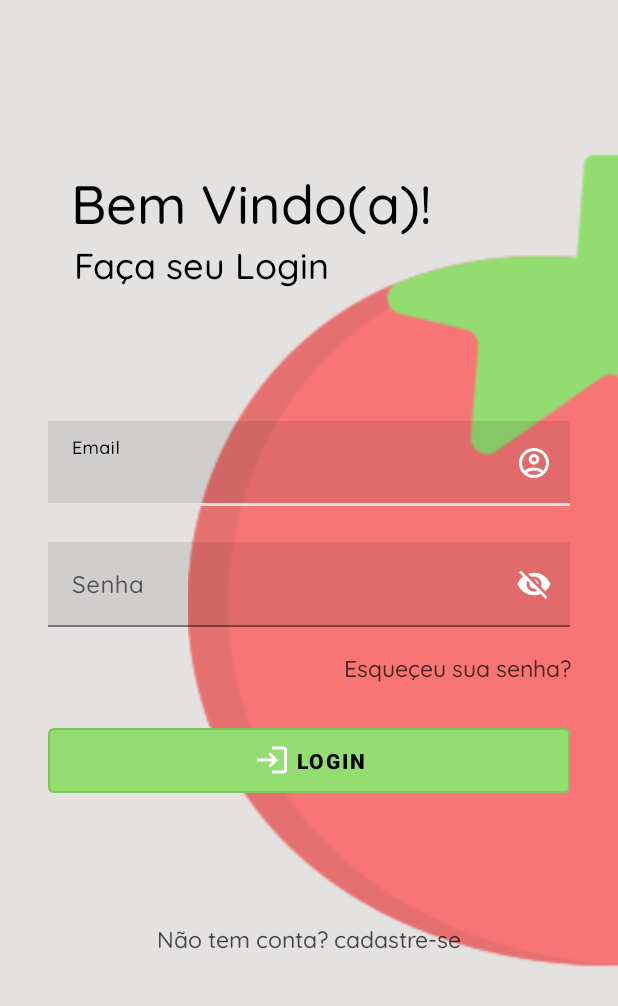
After one commit to alvess09/PomodoroApp, an Android app: the layout activity_login.xml on its own in the app's theme, with its tools: preview values and no code run, on a phone screen of 412 x 824 dp. The commit adds this screen. Shown: the top 1006 px of the screen. Run offline under Robolectric (Android 15) with nearby library versions, the phone set to English and light mode, and no system bars.

Commit message:
Add tela de login

```diff
--- a/app/build.gradle.kts
+++ b/app/build.gradle.kts
@@ -1,6 +1,7 @@
 plugins {
     id("com.android.application")
     id("org.jetbrains.kotlin.android")
+    id("com.google.gms.google-services")
 }
 
 android {
@@ -45,6 +46,9 @@ dependencies {
     //appBar Personalizada
     implementation ("nl.joery.animatedbottombar:library:1.1.0")
 
+    // Firebase Integração
+    implementation(platform("com.google.firebase:firebase-bom:32.7.0"))
+    implementation("com.google.firebase:firebase-analytics")
 
     implementation("androidx.core:core-ktx:1.9.0")
     implementation("androidx.appcompat:appcompat:1.6.1")
--- /dev/null
+++ b/app/src/main/java/alves/ariel/pomodoroapp/domain/Login.kt
@@ -0,0 +1,21 @@
+package alves.ariel.pomodoroapp.domain
+
+import androidx.appcompat.app.AppCompatActivity
+import android.os.Bundle
+import alves.ariel.pomodoroapp.R
+import alves.ariel.pomodoroapp.databinding.ActivityLoginBinding
+import android.widget.ImageView
+
+class Login : AppCompatActivity() {
+    private lateinit var binding: ActivityLoginBinding
+    override fun onCreate(savedInstanceState: Bundle?) {
+        super.onCreate(savedInstanceState)
+        val binding = ActivityLoginBinding.inflate(layoutInflater)
+        val view = binding.root.also {
+            setContentView(it)
+        }
+
+
+
+    }
+}
--- a/app/src/main/java/alves/ariel/pomodoroapp/presentation/App.kt
+++ b/app/src/main/java/alves/ariel/pomodoroapp/presentation/App.kt
@@ -1,6 +1,7 @@
 package alves.ariel.pomodoroapp.presentation
 
 import alves.ariel.pomodoroapp.databinding.ActivityAppBinding
+import alves.ariel.pomodoroapp.domain.Login
 import android.content.Intent
 import android.os.Bundle
 import android.os.Handler
@@ -27,13 +28,13 @@ class App : AppCompatActivity() {
     }
 
     private fun nextScreenPost(): View.OnClickListener? {
-        val nextScreen = Intent(this,MainActivity::class.java)
+        val nextScreen = Intent(this,Login::class.java)
         startActivity(nextScreen)
         return null
     }
 
     private fun nextScreen(){
-        val nextScreen = Intent(this,MainActivity::class.java)
+        val nextScreen = Intent(this,Login::class.java)
         //delay para passagem de activity
         Handler(Looper.getMainLooper()).postDelayed({
             startActivity(nextScreen)}, 3000)
--- /dev/null
+++ b/app/src/main/res/drawable/bg_login.xml
@@ -0,0 +1,6 @@
+<vector xmlns:android="http://schemas.android.com/apk/res/android"
+    android:width="67dp"
+    android:height="169dp"
+    android:viewportWidth="12446"
+    android:viewportHeight="31541">
+</vector>
--- /dev/null
+++ b/app/src/main/res/drawable/ic_login.xml
@@ -0,0 +1,5 @@
+<vector android:autoMirrored="true" android:height="24dp"
+    android:tint="#FFFFFF" android:viewportHeight="24"
+    android:viewportWidth="24" android:width="24dp" xmlns:android="http://schemas.android.com/apk/res/android">
+    <path android:fillColor="@android:color/white" android:pathData="M11,7L9.6,8.4l2.6,2.6H2v2h10.2l-2.6,2.6L11,17l5,-5L11,7zM20,19h-8v2h8c1.1,0 2,-0.9 2,-2V5c0,-1.1 -0.9,-2 -2,-2h-8v2h8V19z"/>
+</vector>
--- /dev/null
+++ b/app/src/main/res/layout/activity_login.xml
@@ -0,0 +1,205 @@
+<?xml version="1.0" encoding="utf-8"?>
+<androidx.constraintlayout.widget.ConstraintLayout xmlns:android="http://schemas.android.com/apk/res/android"
+    xmlns:app="http://schemas.android.com/apk/res-auto"
+    xmlns:tools="http://schemas.android.com/tools"
+    android:layout_width="match_parent"
+    android:layout_height="match_parent"
+    android:background="@color/whiteOff"
+    tools:context=".domain.Login">
+
+    <ImageView
+        android:id="@+id/iv_background"
+        android:layout_width="377dp"
+        android:layout_height="674dp"
+        android:layout_marginStart="360dp"
+        android:alpha="0.7"
+        android:contentDescription="@string/cd_background_image"
+        android:cropToPadding="false"
+        android:scaleType="matrix"
+        android:scaleX="1.4"
+        android:scaleY="1.4"
+        android:src="@drawable/logo_pomodoro"
+        app:layout_constraintBottom_toBottomOf="parent"
+        app:layout_constraintEnd_toEndOf="parent"
+        app:layout_constraintHorizontal_bias="0.49"
+        app:layout_constraintStart_toStartOf="parent"
+        app:layout_constraintTop_toTopOf="parent"
+        app:layout_constraintVertical_bias="1.0" />
+
+    <TextView
+        android:id="@+id/tv_login_ola"
+        android:layout_width="wrap_content"
+        android:layout_height="63dp"
+        android:layout_marginStart="36dp"
+        android:layout_marginTop="78dp"
+        android:layout_marginBottom="754dp"
+        android:fontFamily="@font/quicksand_medium"
+        android:text="@string/tv_ola"
+        android:textColor="@color/black"
+        android:textSize="45sp"
+        android:textStyle="normal"
+        app:layout_constraintBottom_toBottomOf="parent"
+        app:layout_constraintEnd_toEndOf="parent"
+        app:layout_constraintHorizontal_bias="0.036"
+        app:layout_constraintStart_toStartOf="parent"
+        app:layout_constraintTop_toTopOf="parent"
+        tools:ignore="TextSizeCheck" />
+
+    <TextView
+        android:id="@+id/tv_login_bemVindo"
+        android:layout_width="wrap_content"
+        android:layout_height="wrap_content"
+        android:layout_marginStart="36dp"
+        android:fontFamily="@font/quicksand_medium"
+        android:text="@string/tv_bemVindo"
+        android:textColor="@color/black"
+        android:textSize="36sp"
+        android:textStyle="normal"
+        app:layout_constraintBottom_toBottomOf="parent"
+        app:layout_constraintEnd_toEndOf="parent"
+        app:layout_constraintHorizontal_bias="0.086"
+        app:layout_constraintStart_toStartOf="parent"
+        app:layout_constraintTop_toTopOf="parent"
+        app:layout_constraintVertical_bias="0.13999999" />
+
+    <TextView
+        android:id="@+id/tv_login_facaLogin"
+        android:layout_width="wrap_content"
+        android:layout_height="wrap_content"
+        android:fontFamily="@font/quicksand_medium"
+        android:text="@string/tv_facaLogin"
+        android:textColor="@color/black"
+        android:textSize="24sp"
+        android:textStyle="normal"
+        app:layout_constraintBottom_toBottomOf="parent"
+        app:layout_constraintEnd_toEndOf="parent"
+        app:layout_constraintHorizontal_bias="0.205"
+        app:layout_constraintStart_toStartOf="parent"
+        app:layout_constraintTop_toBottomOf="@+id/tv_login_bemVindo"
+        app:layout_constraintVertical_bias="0.0" />
+
+    <com.google.android.material.textfield.TextInputLayout
+        android:id="@+id/textInputLayout"
+        android:layout_width="match_parent"
+        android:layout_height="wrap_content"
+        android:layout_marginStart="32dp"
+        android:layout_marginEnd="32dp"
+        android:hint="@string/tv_email"
+        android:textColor="@color/black"
+        app:endIconDrawable="@drawable/ic_acount"
+        app:endIconMode="custom"
+        app:endIconTint="@color/white"
+        app:hintAnimationEnabled="true"
+        app:hintTextColor="@color/black"
+        app:layout_constraintBottom_toBottomOf="parent"
+        app:layout_constraintEnd_toEndOf="parent"
+        app:layout_constraintHorizontal_bias="1.0"
+        app:layout_constraintStart_toStartOf="parent"
+        app:layout_constraintTop_toTopOf="parent"
+        app:layout_constraintVertical_bias="0.366">
+
+        <com.google.android.material.textfield.TextInputEditText
+            android:id="@+id/it_email"
+            android:layout_width="match_parent"
+            android:layout_height="match_parent"
+            android:background="@color/blackTie"
+
+            android:fontFamily="@font/quicksand_medium"
+            android:inputType="textEmailAddress"
+            android:lines="1"/>
+
+    </com.google.android.material.textfield.TextInputLayout>
+
+    <com.google.android.material.textfield.TextInputLayout
+        android:id="@+id/ti_senha"
+        android:layout_width="0dp"
+        android:layout_height="wrap_content"
+        android:layout_marginStart="32dp"
+        android:layout_marginTop="24dp"
+        android:layout_marginEnd="32dp"
+        android:hint="@string/tv_senha"
+        android:textColor="@color/black"
+        app:endIconMode="password_toggle"
+        app:endIconTint="@color/white"
+        app:hintAnimationEnabled="true"
+        app:hintTextColor="@color/black"
+        app:layout_constraintEnd_toEndOf="parent"
+        app:layout_constraintHorizontal_bias="0.0"
+        app:layout_constraintStart_toStartOf="parent"
+        app:layout_constraintTop_toBottomOf="@+id/textInputLayout">
+
+        <com.google.android.material.textfield.TextInputEditText
+            android:id="@+id/textInputSenha"
+            android:layout_width="match_parent"
+            android:layout_height="match_parent"
+            android:background="@color/blackTie"
+            android:fontFamily="@font/quicksand_medium"
+            android:lines="1"
+            android:maxLength="16"/>
+
+    </com.google.android.material.textfield.TextInputLayout>
+
+    <TextView
+        android:id="@+id/tv_reset_senha"
+        android:layout_width="wrap_content"
+        android:layout_height="wrap_content"
+        android:layout_marginTop="16dp"
+        android:alpha="0.7"
+        android:fontFamily="@font/quicksand_medium"
+        android:text="@string/tv_reset_senha"
+        android:textColor="@color/black"
+        android:textSize="15sp"
+        app:layout_constraintEnd_toEndOf="parent"
+        app:layout_constraintHorizontal_bias="0.88"
+        app:layout_constraintStart_toStartOf="parent"
+        app:layout_constraintTop_toBottomOf="@+id/ti_senha" />
+
+    <androidx.constraintlayout.widget.Guideline
+        android:id="@+id/guideline"
+        android:layout_width="wrap_content"
+        android:layout_height="wrap_content"
+        android:orientation="vertical"
+        app:layout_constraintGuide_begin="380dp" />
+
+    <androidx.constraintlayout.widget.Guideline
+        android:id="@+id/guideline3"
+        android:layout_width="wrap_content"
+        android:layout_height="wrap_content"
+        android:orientation="vertical"
+        app:layout_constraintGuide_begin="32dp" />
+
+    <Button
+        style="@style/Widget.MaterialComponents.Button.OutlinedButton"
+        android:id="@+id/btn_login"
+        android:layout_width="0dp"
+        android:layout_height="55dp"
+        android:layout_marginStart="32dp"
+        android:layout_marginTop="24dp"
+        android:layout_marginEnd="32dp"
+        android:text="@string/tv_btn_login"
+        android:backgroundTint="@color/yellowSecondary"
+        android:textColor="@color/black"
+        android:textStyle="bold"
+        app:icon="@drawable/ic_login"
+        app:iconTint="@color/white"
+        app:iconGravity="textStart"
+        app:layout_constraintEnd_toEndOf="parent"
+        app:layout_constraintStart_toStartOf="parent"
+        app:layout_constraintTop_toBottomOf="@+id/tv_reset_senha" />
+
+    <TextView
+        android:id="@+id/tv_cadastro"
+        android:layout_width="wrap_content"
+        android:layout_height="wrap_content"
+        android:layout_marginTop="80dp"
+        android:alpha="0.7"
+        android:fontFamily="@font/quicksand_medium"
+        android:text="@string/tv_cadastre_se"
+        android:textColor="@color/black"
+        android:textSize="15sp"
+        app:layout_constraintEnd_toEndOf="parent"
+        app:layout_constraintStart_toStartOf="parent"
+        app:layout_constraintTop_toBottomOf="@+id/btn_login" />
+
+
+</androidx.constraintlayout.widget.ConstraintLayout>
--- a/app/src/main/res/values-night/strings.xml
+++ b/app/src/main/res/values-night/strings.xml
@@ -1,5 +1,21 @@
 <?xml version="1.0" encoding="utf-8"?>
 <resources>
+    <string name="app_name">PomodoroApp</string>
+    <string name="timer">Timer</string>
+    <string name="tarefas">Tarefas</string>
+    <string name="editar">Editar</string>
+    <string name="configurar">Configurar</string>
+    <string name="perfil">Perfil</string>
     <string name="titleApp">Pomodoro App</string>
     <string name="title_secondary">Simplificando o seu modo de estudar com foco</string>
+    <string name="cd_background_image">background image</string>
+    <string name="tv_ola">Olá!</string>
+    <string name="tv_bemVindo">Bem Vindo(a)!</string>
+    <string name="tv_facaLogin">Faça seu Login</string>
+    <string name="tv_nome">Nome</string>
+    <string name="tv_email">Email</string>
+    <string name="tv_senha">Senha</string>
+    <string name="tv_btn_login">LOGIN</string>
+    <string name="tv_reset_senha">Esqueçeu sua senha?</string>
+    <string name="tv_cadastre_se">Não tem conta? cadastre-se</string>
 </resources>
--- a/app/src/main/res/values/colors.xml
+++ b/app/src/main/res/values/colors.xml
@@ -1,6 +1,7 @@
 <?xml version="1.0" encoding="utf-8"?>
 <resources>
     <color name="black">#FF000000</color>
+    <color name="blackTie">#17000000</color>
     <color name="white">#FFFFFFFF</color>
     <color name="redPrimary">#F77575</color>
     <color name="redSecondary">#d70f0f</color>
--- a/app/src/main/res/values/strings.xml
+++ b/app/src/main/res/values/strings.xml
@@ -7,4 +7,14 @@
     <string name="perfil">Perfil</string>
     <string name="titleApp">Pomodoro App</string>
     <string name="title_secondary">Simplificando o seu modo de estudar com foco</string>
+    <string name="cd_background_image">background image</string>
+    <string name="tv_ola">Olá!</string>
+    <string name="tv_bemVindo">Bem Vindo(a)!</string>
+    <string name="tv_facaLogin">Faça seu Login</string>
+    <string name="tv_nome">Nome</string>
+    <string name="tv_email">Email</string>
+    <string name="tv_senha">Senha</string>
+    <string name="tv_btn_login">LOGIN</string>
+    <string name="tv_reset_senha">Esqueçeu sua senha?</string>
+    <string name="tv_cadastre_se">Não tem conta? cadastre-se</string>
 </resources>
--- a/app/src/main/res/values/themes.xml
+++ b/app/src/main/res/values/themes.xml
@@ -1,6 +1,6 @@
 <resources xmlns:tools="http://schemas.android.com/tools">
     <!-- Base application theme. -->
-    <style name="Base.Theme.PomodoroApp" parent="Theme.Material3.DayNight.NoActionBar">
+    <style name="Base.Theme.PomodoroApp" parent="Theme.MaterialComponents.DayNight.NoActionBar">
         <!-- Customize your light theme here. -->
         <item name="colorPrimary">@color/whiteOff</item>
         <item name="colorSecondary">@color/black</item>
--- a/build.gradle.kts
+++ b/build.gradle.kts
@@ -2,4 +2,5 @@
 plugins {
     id("com.android.application") version "8.1.3" apply false
     id("org.jetbrains.kotlin.android") version "1.9.0" apply false
+    id("com.google.gms.google-services") version "4.4.0" apply false
 }
```
Also changed, not shown: app/src/main/AndroidManifest.xml (+5 -2 lines), 1 other file.
